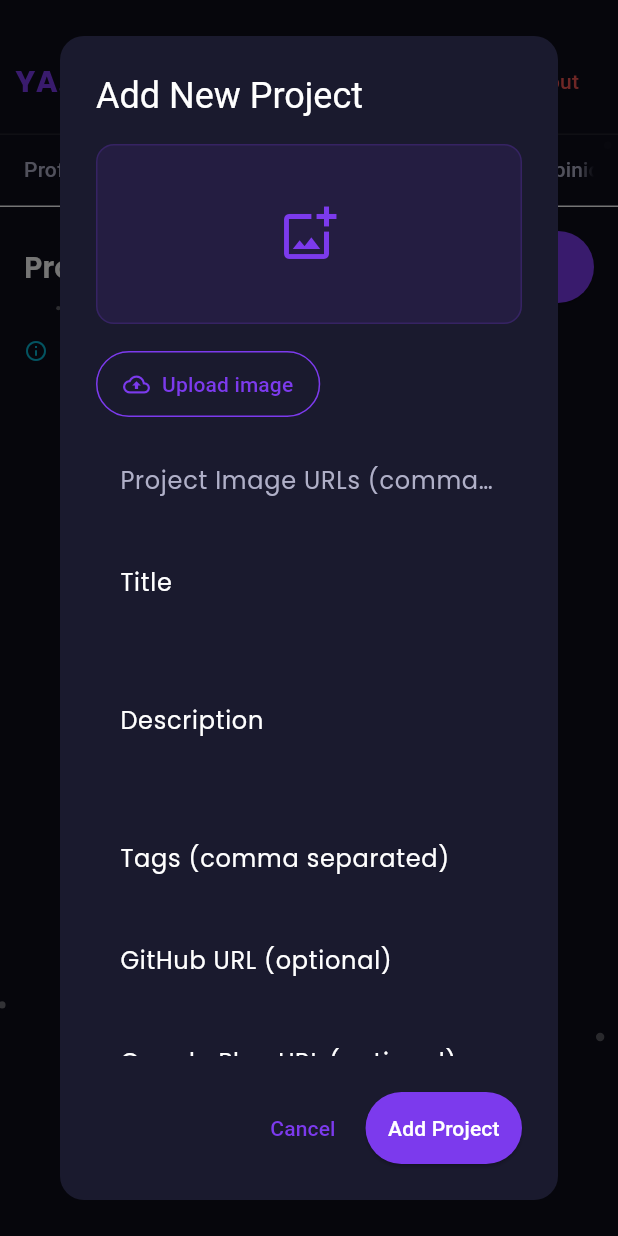
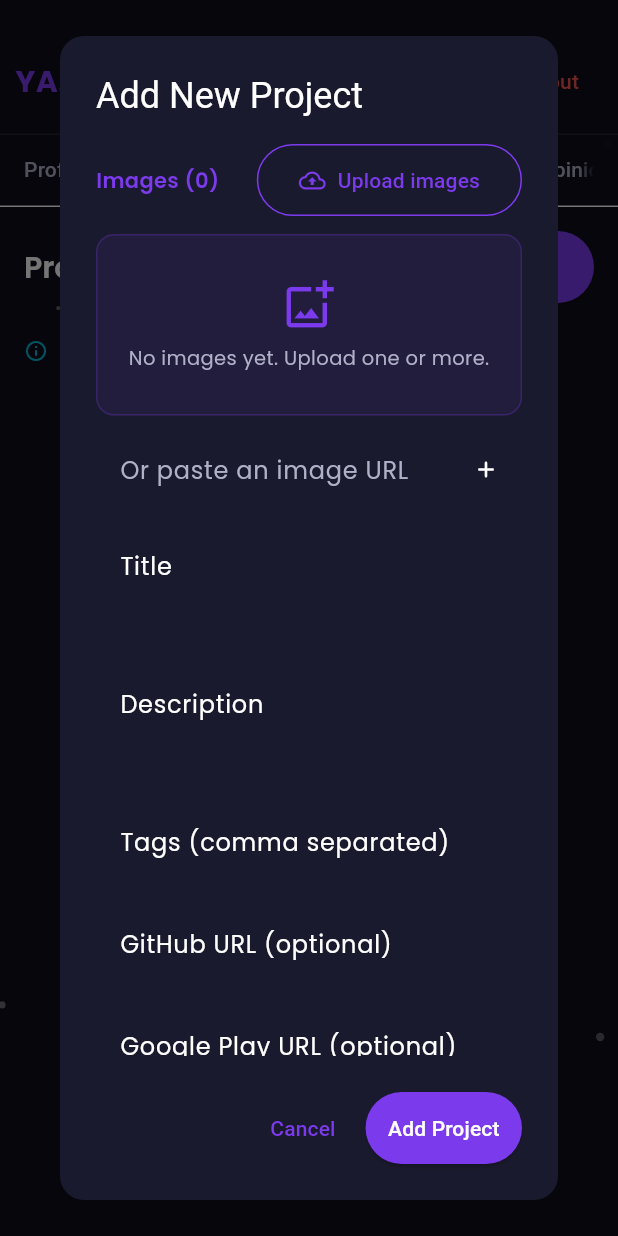
Before and after one commit to yousefsinger/portfolio, a Flutter app: the _AdminDashboardView screen opened directly, tab 3 chosen, after a tap on "Add Project", on a phone screen of 412 x 824 dp. Run offline on Flutter 3.47's test engine with Material 3 defaults, Android fonts, the phone set to English and light mode, and no system bars; our stand-ins replace cached_network_image, cloud_firestore, equatable, file_picker, firebase_core, flutter_animate and 6 more; missing offline and left inert: dart:html, dart:ui_web; accounts and stored records are empty.

Commit message:
Upload several project images at once with thumbnails
Admin project dialog shows images as thumbnails with remove and reorder, uploads multiple images to Cloudinary in one go, and keeps a field for pasting an image URL.

```diff
--- a/lib/core/services/image_upload_service.dart
+++ b/lib/core/services/image_upload_service.dart
@@ -22,11 +22,41 @@ class ImageUploadService {
     );
     final file = result?.files.single;
     if (file == null) return null;
+    return _upload(file);
+  }
 
+  /// Lets the user pick several images and uploads them one after another.
+  ///
+  /// [onUploaded] is called with each URL as soon as that image is done, so
+  /// finished uploads are kept even if a later one fails. [onProgress]
+  /// reports (done, total). Returns the number of images picked (0 if the
+  /// user cancelled). Throws on the first failed upload.
+  Future<int> pickAndUploadMany({
+    required void Function(String url) onUploaded,
+    void Function(int done, int total)? onProgress,
+  }) async {
+    final result = await FilePicker.platform.pickFiles(
+      type: FileType.image,
+      allowMultiple: true,
+      withData: true,
+    );
+    final files = result?.files ?? const <PlatformFile>[];
+    for (var i = 0; i < files.length; i++) {
+      onProgress?.call(i, files.length);
+      onUploaded(await _upload(files[i]));
+    }
+    onProgress?.call(files.length, files.length);
+    return files.length;
+  }
+
+  Future<String> _upload(PlatformFile file) async {
     final bytes = file.bytes;
-    if (bytes == null) throw Exception('Could not read the selected image.');
+    if (bytes == null) {
+      throw Exception('Could not read "${file.name}".');
+    }
     if (bytes.length > maxBytes) {
-      throw Exception('Image is larger than 10 MB. Please choose a smaller one.');
+      throw Exception('"${file.name}" is larger than 10 MB. '
+          'Please choose a smaller image.');
     }
 
     final request = http.MultipartRequest(
--- a/lib/features/admin/presentation/widgets/admin_helpers.dart
+++ b/lib/features/admin/presentation/widgets/admin_helpers.dart
@@ -1,65 +1,4 @@
 import 'package:flutter/material.dart';
-
-import '../../../../core/constants/app_constants.dart';
-import '../../../../core/services/image_upload_service.dart';
-
-/// "Upload image" button: picks an image from the device, uploads it to
-/// Cloudinary and hands back the URL. Shows progress and errors itself.
-class ImageUploadButton extends StatefulWidget {
-  final ValueChanged<String> onUploaded;
-  final String label;
-
-  const ImageUploadButton({
-    super.key,
-    required this.onUploaded,
-    this.label = 'Upload image',
-  });
-
-  @override
-  State<ImageUploadButton> createState() => _ImageUploadButtonState();
-}
-
-class _ImageUploadButtonState extends State<ImageUploadButton> {
-  bool _uploading = false;
-
-  Future<void> _upload() async {
-    setState(() => _uploading = true);
-    try {
-      final url = await ImageUploadService().pickAndUpload();
-      if (url != null) widget.onUploaded(url);
-    } catch (e) {
-      if (mounted) {
-        ScaffoldMessenger.of(context).showSnackBar(SnackBar(
-          content: Text(e.toString().replaceFirst('Exception: ', '')),
-          backgroundColor: Colors.red.shade700,
-        ));
-      }
-    } finally {
-      if (mounted) setState(() => _uploading = false);
-    }
-  }
-
-  @override
-  Widget build(BuildContext context) {
-    return OutlinedButton.icon(
-      onPressed: _uploading ? null : _upload,
-      icon: _uploading
-          ? const SizedBox(
-              width: 16,
-              height: 16,
-              child: CircularProgressIndicator(
-                  strokeWidth: 2, color: AppColors.purple),
-            )
-          : const Icon(Icons.cloud_upload_outlined, size: 18),
-      label: Text(_uploading ? 'Uploading...' : widget.label),
-      style: OutlinedButton.styleFrom(
-        foregroundColor: AppColors.purple,
-        side: const BorderSide(color: AppColors.purple),
-        padding: const EdgeInsets.symmetric(horizontal: 18, vertical: 12),
-      ),
-    );
-  }
-}
 
 Widget dialogField(String label, TextEditingController ctrl,
     {int maxLines = 1, ValueChanged<String>? onChanged}) {
--- /dev/null
+++ b/lib/features/admin/presentation/widgets/project_images_editor.dart
@@ -0,0 +1,297 @@
+import 'package:flutter/material.dart';
+
+import '../../../../core/constants/app_constants.dart';
+import '../../../../core/services/image_upload_service.dart';
+import '../../../../core/utils/net_image.dart';
+
+/// Edits a project's image list: upload several images to Cloudinary at once,
+/// see them as thumbnails, reorder them (the first one is shown first on the
+/// portfolio) and remove any of them.
+///
+/// Works on [images] in place and calls [onChanged] after every change.
+class ProjectImagesEditor extends StatefulWidget {
+  final List<String> images;
+  final VoidCallback onChanged;
+
+  const ProjectImagesEditor({
+    super.key,
+    required this.images,
+    required this.onChanged,
+  });
+
+  @override
+  State<ProjectImagesEditor> createState() => _ProjectImagesEditorState();
+}
+
+class _ProjectImagesEditorState extends State<ProjectImagesEditor> {
+  final _urlCtrl = TextEditingController();
+  bool _uploading = false;
+  String _progress = '';
+
+  @override
+  void dispose() {
+    _urlCtrl.dispose();
+    super.dispose();
+  }
+
+  void _changed() {
+    setState(() {});
+    widget.onChanged();
+  }
+
+  Future<void> _upload() async {
+    setState(() {
+      _uploading = true;
+      _progress = '';
+    });
+    try {
+      await ImageUploadService().pickAndUploadMany(
+        onUploaded: (url) {
+          widget.images.add(url);
+          _changed();
+        },
+        onProgress: (done, total) {
+          // Shows which image is uploading now, e.g. "2/5".
+          final current = done < total ? done + 1 : total;
+          if (mounted && total > 1) {
+            setState(() => _progress = ' $current/$total');
+          }
+        },
+      );
+    } catch (e) {
+      if (mounted) {
+        ScaffoldMessenger.of(context).showSnackBar(SnackBar(
+          content: Text(e.toString().replaceFirst('Exception: ', '')),
+          backgroundColor: Colors.red.shade700,
+        ));
+      }
+    } finally {
+      if (mounted) setState(() => _uploading = false);
+    }
+  }
+
+  void _addUrl() {
+    final url = _urlCtrl.text.trim();
+    if (url.isEmpty) return;
+    widget.images.add(url);
+    _urlCtrl.clear();
+    _changed();
+  }
+
+  void _move(int from, int to) {
+    widget.images.insert(to, widget.images.removeAt(from));
+    _changed();
+  }
+
+  @override
+  Widget build(BuildContext context) {
+    final images = widget.images;
+
+    return Column(
+      crossAxisAlignment: CrossAxisAlignment.start,
+      children: [
+        Row(
+          children: [
+            Expanded(
+              child: Text(
+                'Images (${images.length})',
+                style: const TextStyle(
+                  color: AppColors.purple,
+                  fontWeight: FontWeight.w600,
+                ),
+              ),
+            ),
+            OutlinedButton.icon(
+              onPressed: _uploading ? null : _upload,
+              icon: _uploading
+                  ? const SizedBox(
+                      width: 16,
+                      height: 16,
+                      child: CircularProgressIndicator(
+                          strokeWidth: 2, color: AppColors.purple),
+                    )
+                  : const Icon(Icons.cloud_upload_outlined, size: 18),
+              label:
+                  Text(_uploading ? 'Uploading$_progress...' : 'Upload images'),
+              style: OutlinedButton.styleFrom(
+                foregroundColor: AppColors.purple,
+                side: const BorderSide(color: AppColors.purple),
+              ),
+            ),
+          ],
+        ),
+        const SizedBox(height: 12),
+        if (images.isEmpty)
+          Container(
+            width: double.infinity,
+            padding: const EdgeInsets.symmetric(vertical: 28),
+            decoration: BoxDecoration(
+              color: AppColors.purple.withValues(alpha: 0.08),
+              borderRadius: BorderRadius.circular(12),
+              border:
+                  Border.all(color: AppColors.purple.withValues(alpha: 0.25)),
+            ),
+            child: const Column(
+              children: [
+                Icon(Icons.add_photo_alternate_outlined,
+                    color: AppColors.purple, size: 36),
+                SizedBox(height: 8),
+                Text('No images yet. Upload one or more.',
+                    style: TextStyle(fontSize: 13)),
+              ],
+            ),
+          )
+        else
+          Wrap(
+            spacing: 10,
+            runSpacing: 10,
+            children: [
+              for (var i = 0; i < images.length; i++)
+                _Thumb(
+                  url: images[i],
+                  index: i,
+                  isLast: i == images.length - 1,
+                  onRemove: () {
+                    images.removeAt(i);
+                    _changed();
+                  },
+                  onLeft: i == 0 ? null : () => _move(i, i - 1),
+                  onRight:
+                      i == images.length - 1 ? null : () => _move(i, i + 1),
+                ),
+            ],
+          ),
+        if (images.length > 1) ...[
+          const SizedBox(height: 6),
+          const Text(
+            '#1 is shown first. Use the arrows to change the order.',
+            style: TextStyle(fontSize: 12, color: AppColors.cyan),
+          ),
+        ],
+        const SizedBox(height: 12),
+        // For images that are already online somewhere else.
+        TextField(
+          controller: _urlCtrl,
+          onSubmitted: (_) => _addUrl(),
+          decoration: InputDecoration(
+            hintText: 'Or paste an image URL',
+            isDense: true,
+            suffixIcon: IconButton(
+              tooltip: 'Add',
+              icon: const Icon(Icons.add_rounded),
+              onPressed: _addUrl,
+            ),
+          ),
+        ),
+      ],
+    );
+  }
+}
+
+class _Thumb extends StatelessWidget {
+  final String url;
+  final int index;
+  final bool isLast;
+  final VoidCallback onRemove;
+  final VoidCallback? onLeft;
+  final VoidCallback? onRight;
+
+  const _Thumb({
+    required this.url,
+    required this.index,
+    required this.isLast,
+    required this.onRemove,
+    this.onLeft,
+    this.onRight,
+  });
+
+  @override
+  Widget build(BuildContext context) {
+    Widget small(IconData icon, VoidCallback? onTap, String tip) => Tooltip(
+          message: tip,
+          child: InkWell(
+            onTap: onTap,
+            borderRadius: BorderRadius.circular(12),
+            child: Container(
+              width: 24,
+              height: 24,
+              decoration: BoxDecoration(
+                color:
+                    Colors.black.withValues(alpha: onTap == null ? 0.2 : 0.6),
+                shape: BoxShape.circle,
+              ),
+              child: Icon(icon,
+                  size: 14,
+                  color: onTap == null ? Colors.white38 : Colors.white),
+            ),
+          ),
+        );
+
+    return SizedBox(
+      width: 140,
+      height: 88,
+      child: ClipRRect(
+        borderRadius: BorderRadius.circular(10),
+        child: Stack(
+          fit: StackFit.expand,
+          children: [
+            NetImage(
+              url: url,
+              loading: (_) => Container(
+                color: AppColors.purple.withValues(alpha: 0.1),
+                child: const Center(
+                  child: SizedBox(
+                    width: 18,
+                    height: 18,
+                    child: CircularProgressIndicator(
+                        strokeWidth: 2, color: AppColors.purple),
+                  ),
+                ),
+              ),
+              error: (_) => Container(
+                color: Colors.red.withValues(alpha: 0.1),
+                child:
+                    const Icon(Icons.broken_image_outlined, color: Colors.red),
+              ),
+            ),
+            Positioned(
+              left: 6,
+              top: 6,
+              child: Container(
+                padding: const EdgeInsets.symmetric(horizontal: 7, vertical: 2),
+                decoration: BoxDecoration(
+                  color: index == 0
+                      ? AppColors.purple
+                      : Colors.black.withValues(alpha: 0.6),
+                  borderRadius: BorderRadius.circular(10),
+                ),
+                child: Text(
+                  '#${index + 1}',
+                  style: const TextStyle(
+                      color: Colors.white,
+                      fontSize: 11,
+                      fontWeight: FontWeight.bold),
+                ),
+              ),
+            ),
+            Positioned(
+              right: 6,
+              top: 6,
+              child: small(Icons.close_rounded, onRemove, 'Remove'),
+            ),
+            Positioned(
+              left: 6,
+              bottom: 6,
+              child: small(Icons.chevron_left_rounded, onLeft, 'Move earlier'),
+            ),
+            Positioned(
+              right: 6,
+              bottom: 6,
+              child: small(Icons.chevron_right_rounded, onRight, 'Move later'),
+            ),
+          ],
+        ),
+      ),
+    );
+  }
+}
--- a/lib/features/admin/presentation/widgets/projects_tab.dart
+++ b/lib/features/admin/presentation/widgets/projects_tab.dart
@@ -1,11 +1,12 @@
 import 'package:flutter/material.dart';
 import 'package:flutter_bloc/flutter_bloc.dart';
 import '../../../../core/constants/app_constants.dart';
-import '../../../../core/utils/drive_url_helper.dart';
+import '../../../../core/utils/net_image.dart';
 import '../../../../core/utils/gradient_border_card.dart';
 import '../../../portfolio/domain/entities/portfolio_entities.dart';
 import '../cubit/admin_cubit.dart';
 import 'admin_helpers.dart';
+import 'project_images_editor.dart';
 
 class ProjectsTab extends StatefulWidget {
   final List<ProjectEntity> projects;
@@ -137,24 +138,23 @@ class _ProjectsTabState extends State<ProjectsTab> {
                         ),
                         const SizedBox(width: 12),
                         if (!compact) ...[
-                          Container(
-                            width: 80,
-                            height: 50,
-                            decoration: BoxDecoration(
+                          ClipRRect(
+                            borderRadius: BorderRadius.circular(8),
+                            child: Container(
+                              width: 80,
+                              height: 50,
                               color: AppColors.purple.withValues(alpha: 0.15),
-                              borderRadius: BorderRadius.circular(8),
-                              image: p.imageUrls.isNotEmpty
-                                  ? DecorationImage(
-                                      image: NetworkImage(
-                                          convertDriveUrl(p.imageUrls.first)),
-                                      fit: BoxFit.cover,
-                                    )
-                                  : null,
+                              child: p.imageUrls.isEmpty
+                                  ? const Icon(Icons.image_outlined,
+                                      color: AppColors.purple)
+                                  : NetImage(
+                                      url: p.imageUrls.first,
+                                      loading: (_) => const SizedBox.shrink(),
+                                      error: (_) => const Icon(
+                                          Icons.broken_image_outlined,
+                                          color: AppColors.purple),
+                                    ),
                             ),
-                            child: p.imageUrls.isEmpty
-                                ? const Icon(Icons.image_outlined,
-                                    color: AppColors.purple)
-                                : null,
                           ),
                           const SizedBox(width: 16),
                         ],
@@ -242,8 +242,8 @@ class _ProjectsTabState extends State<ProjectsTab> {
     final titleCtrl = TextEditingController(text: existingProject?.title ?? '');
     final descCtrl =
         TextEditingController(text: existingProject?.description ?? '');
-    final imgUrlsCtrl = TextEditingController(
-        text: existingProject?.imageUrls.join(', ') ?? '');
+    // Edited in place by ProjectImagesEditor.
+    final images = List<String>.of(existingProject?.imageUrls ?? const []);
     final tagsCtrl =
         TextEditingController(text: existingProject?.tags.join(', ') ?? '');
     final githubCtrl =
@@ -261,13 +261,6 @@ class _ProjectsTabState extends State<ProjectsTab> {
               value: adminCubit,
               child: StatefulBuilder(
                 builder: (context, setState) {
-                  final urls = imgUrlsCtrl.text
-                      .split(',')
-                      .map((e) => e.trim())
-                      .where((e) => e.isNotEmpty)
-                      .toList();
-                  final previewUrl = urls.isNotEmpty ? urls.first : '';
-
                   return AlertDialog(
                     backgroundColor:
                         Theme.of(context).brightness == Brightness.dark
@@ -283,56 +276,9 @@ class _ProjectsTabState extends State<ProjectsTab> {
                         child: Column(
                           mainAxisSize: MainAxisSize.min,
                           children: [
-                            // Image Preview
-                            Container(
-                              height: 120,
-                              width: double.infinity,
-                              decoration: BoxDecoration(
-                                color: AppColors.purple.withValues(alpha: 0.1),
-                                borderRadius: BorderRadius.circular(12),
-                                border: Border.all(
-                                    color: AppColors.purple
-                                        .withValues(alpha: 0.2)),
-                              ),
-                              child: previewUrl.isNotEmpty
-                                  ? ClipRRect(
-                                      borderRadius: BorderRadius.circular(12),
-                                      child: Image.network(
-                                        convertDriveUrl(previewUrl),
-                                        fit: BoxFit.cover,
-                                        errorBuilder: (_, __, ___) =>
-                                            const Center(
-                                                child: Icon(
-                                                    Icons.broken_image_outlined,
-                                                    color: Colors.red)),
-                                      ),
-                                    )
-                                  : const Center(
-                                      child: Icon(
-                                          Icons.add_photo_alternate_outlined,
-                                          color: AppColors.purple,
-                                          size: 40)),
-                            ),
-                            const SizedBox(height: 16),
-                            Align(
-                              alignment: Alignment.centerLeft,
-                              child: ImageUploadButton(
-                                // Each upload is added to the list, so a
-                                // project can have several images.
-                                onUploaded: (url) => setState(() {
-                                  final current = imgUrlsCtrl.text.trim();
-                                  imgUrlsCtrl.text =
-                                      current.isEmpty ? url : '$current, $url';
-                                }),
-                              ),
-                            ),
-                            const SizedBox(height: 12),
-                            TextField(
-                              controller: imgUrlsCtrl,
-                              decoration: const InputDecoration(
-                                  hintText:
-                                      'Project Image URLs (comma separated)'),
-                              onChanged: (_) => setState(() {}),
+                            ProjectImagesEditor(
+                              images: images,
+                              onChanged: () => setState(() {}),
                             ),
                             const SizedBox(height: 12),
                             dialogField('Title', titleCtrl),
@@ -364,11 +310,7 @@ class _ProjectsTabState extends State<ProjectsTab> {
                               .map((e) => e.trim())
                               .where((e) => e.isNotEmpty)
                               .toList();
-                          final imageUrls = imgUrlsCtrl.text
-                              .split(',')
-                              .map((e) => e.trim())
-                              .where((e) => e.isNotEmpty)
-                              .toList();
+                          final imageUrls = List<String>.of(images);
 
                           final updatedProject = ProjectEntity(
                             id: existingProject?.id ?? '',
```
